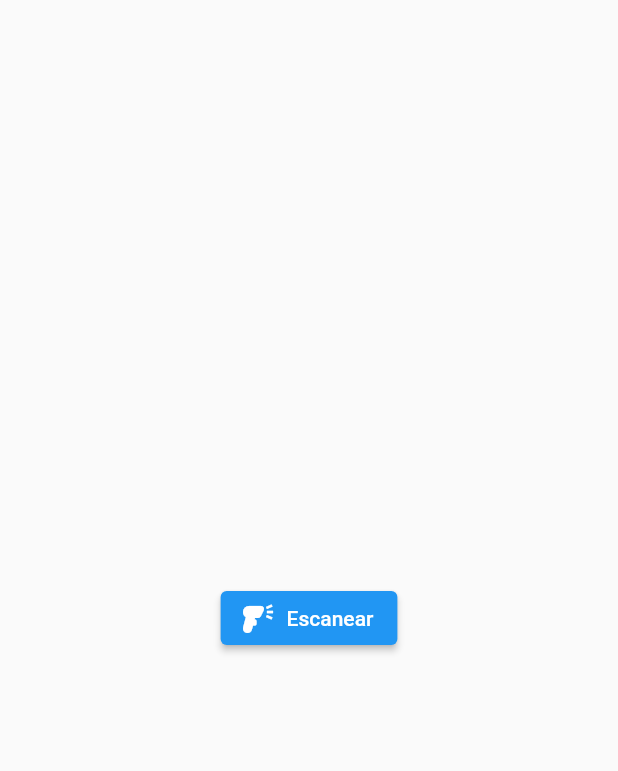
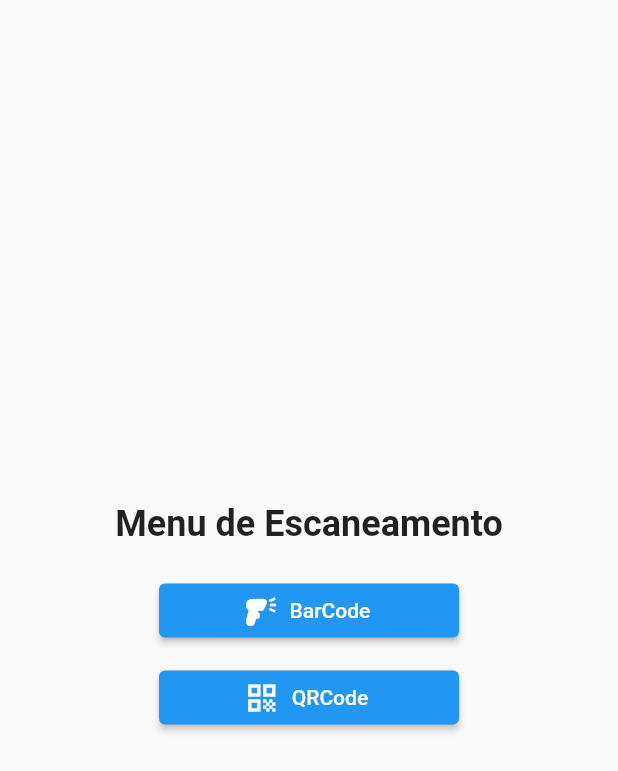
Before and after one commit to Lets-DavIt/mobile_scanner, a Flutter app: the BarCodePage screen opened directly, on a phone screen of 412 x 824 dp. Shown: the top 771 px of the screen. Run offline on Flutter 3.47's test engine with Material 2 defaults, Android fonts, the phone set to English and light mode, and no system bars; our stand-ins replace shared_preferences; missing offline and left inert: flutter_barcode_scanner; accounts and stored records are empty.

Commit message:
add: title and qrcode button

```diff
--- a/lib/pages/barcode.dart
+++ b/lib/pages/barcode.dart
@@ -22,7 +22,7 @@ class _BarCodePageState extends State<BarCodePage> {
     setState(() => ticket = code != '-1' ? code : 'Não validado');
   }
 
-  //Scanner para QRCODE
+  // Scanner para QRCODE
   readQrCode() async {
     String code = await FlutterBarcodeScanner.scanBarcode(
       "#FF0000",
@@ -42,29 +42,42 @@ class _BarCodePageState extends State<BarCodePage> {
           mainAxisAlignment: MainAxisAlignment.center,
           crossAxisAlignment: CrossAxisAlignment.center,
           children: [
-            if (ticket != '')
-              const Column(
-                children: [Text(
-                  'O código de barras é:',
-                  style: TextStyle(fontSize: 20),
-                ),
-                ],
-              ),
+            const Text(
+              'Menu de Escaneamento',
+              style: TextStyle(fontSize: 24, fontWeight: FontWeight.bold),
+            ),
+            const SizedBox(height: 20),
             if (ticket != '')
               Column(
                 children: [
+                  const Text(
+                    'O código escaneado foi:',
+                    style: TextStyle(fontSize: 20),
+                  ),
                   Text(
                     ticket,
-                    style: const TextStyle(fontSize: 20),
+                    style: TextStyle(fontSize: 20),
                   ),
                   const Padding(padding: EdgeInsets.only(bottom: 20.0)),
                   // Adicione qualquer outro widget relacionado ao ticket aqui
                 ],
               ),
-            ElevatedButton.icon(
-              onPressed: readBarCode,
-              icon: const Icon(Icons.barcode_reader), //icon
-              label: const Text('Escanear'),
+            SizedBox(
+              width: 200, // Defina a largura desejada para os botões
+              child: ElevatedButton.icon(
+                onPressed: readBarCode,
+                icon: const Icon(Icons.barcode_reader), // Icon
+                label: const Text('BarCode'),
+              ),
+            ),
+            const SizedBox(height: 10), // Espaço entre os botões
+            SizedBox(
+              width: 200, // Defina a largura desejada para os botões
+              child: ElevatedButton.icon(
+                onPressed: readQrCode,
+                icon: const Icon(Icons.qr_code), // Icon
+                label: const Text('QRCode'),
+              ),
             ),
           ],
         ),
```
